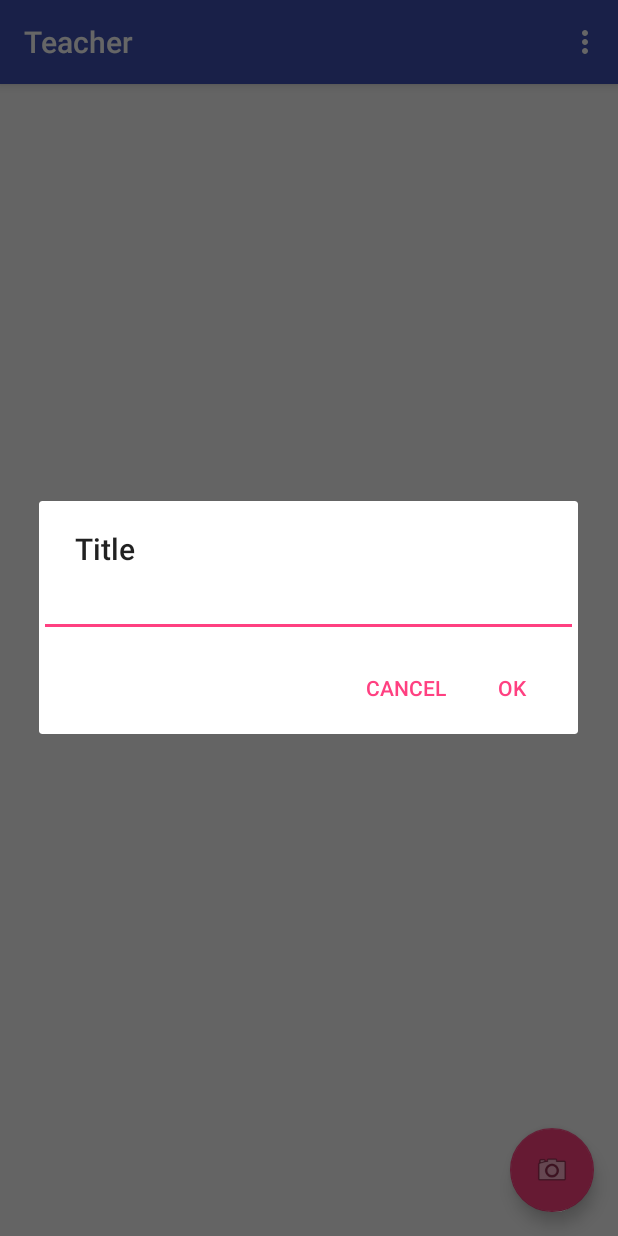
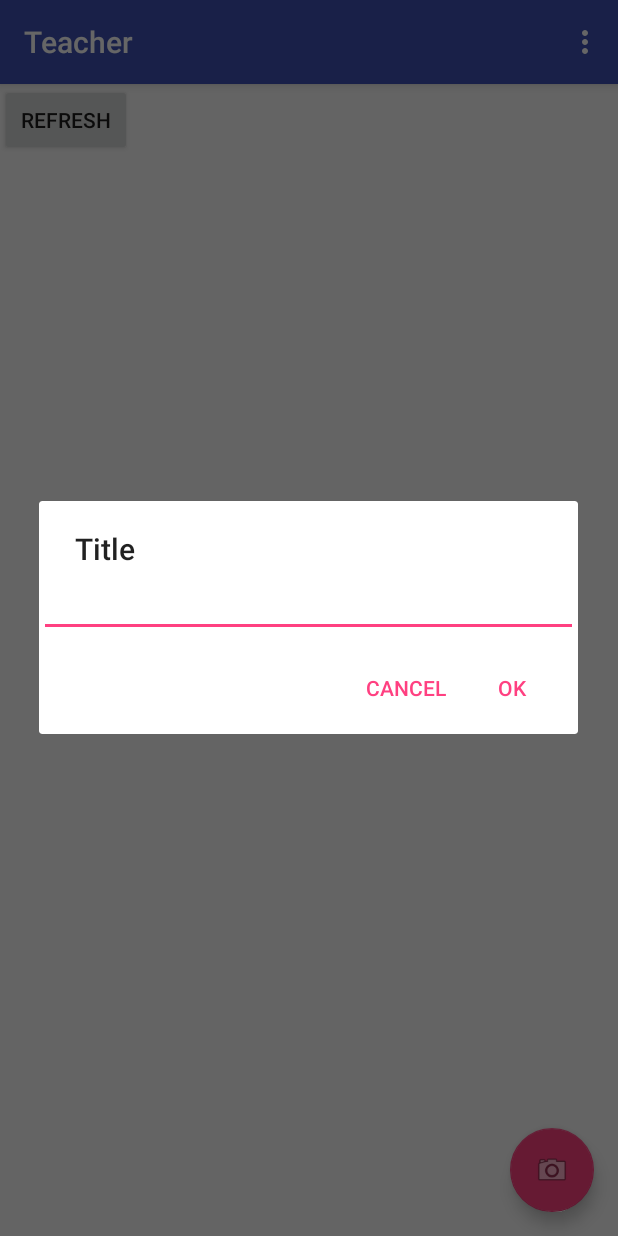
Before and after one commit to olabknbit/Teacher, an Android app: the screen it shows after launch (MainActivity), after a tap on an icon or button, on a phone screen of 412 x 824 dp. Run offline under Robolectric (Android 15) with nearby library versions, the phone set to English and light mode, and no system bars.

Commit message:
refresh working

```diff
--- a/app/src/main/java/com/hack/teach/teacher/FileUploader.java
+++ b/app/src/main/java/com/hack/teach/teacher/FileUploader.java
@@ -72,8 +72,10 @@ public class FileUploader {
                     Log.d("uploader", response.getEntity().toString());
                     HttpEntity httpEntity = response.getEntity();
                     inputStreamToMP3(httpEntity.getContent(), FileManager.getName(inputFile));
+                    Log.d("uploader", "deleting jpgs");
                     FileManager.deletePhotoFromMemory(context, file.getAbsolutePath());
                     FileManager.deletePhotoFromMemory(context, inputFile.getAbsolutePath());
+                    Log.d("uploader", "updating fragment");
                     ((MainActivity) context).updateFragment();
                 } catch (IOException e) {
                     e.printStackTrace();
--- a/app/src/main/java/com/hack/teach/teacher/ListActivityFragment.java
+++ b/app/src/main/java/com/hack/teach/teacher/ListActivityFragment.java
@@ -2,11 +2,13 @@ package com.hack.teach.teacher;
 
 import android.app.ListFragment;
 import android.os.Bundle;
+import android.util.Log;
 import android.view.LayoutInflater;
 import android.view.View;
 import android.view.ViewGroup;
 import android.widget.AdapterView;
 import android.widget.ArrayAdapter;
+import android.widget.Button;
 
 import java.io.File;
 import java.util.ArrayList;
@@ -15,16 +17,17 @@ import java.util.ArrayList;
  * A placeholder fragment containing a simple view.
  */
 public class ListActivityFragment extends ListFragment implements AdapterView.OnItemClickListener {
-    ArrayList<String> filenames;
+    ArrayList<String> filenames = new ArrayList<>();
     ArrayAdapter<String> adapter;
 
     @Override
     public View onCreateView(LayoutInflater inflater, ViewGroup container, Bundle savedInstanceState) {
-        return inflater.inflate(R.layout.fragment_list, container, false);
+        View view = inflater.inflate(R.layout.fragment_list, container, false);
+
+        return view;
     }
 
     private ArrayList<String> fetchFiles() {
-        filenames = new ArrayList<>();
         String path = FileManager.getMP3sDirPath(this.getActivity());
 
         File directory = new File(path);
@@ -37,7 +40,7 @@ public class ListActivityFragment extends ListFragment implements AdapterView.On
         return filenames;
     }
 
-    private void uploadFiles(){
+    private void uploadFiles() {
         String path = FileManager.getPicturesDirPath(this.getActivity());
 
         File directory = new File(path);
@@ -52,9 +55,22 @@ public class ListActivityFragment extends ListFragment implements AdapterView.On
     @Override
     public void onActivityCreated(Bundle savedInstanceState) {
         super.onActivityCreated(savedInstanceState);
-        adapter = new ArrayAdapter<>(getActivity(), android.R.layout.simple_list_item_1, fetchFiles());
-        setListAdapter(adapter);
+        filenames = fetchFiles();
+        adapter = new ArrayAdapter<>(getActivity(), android.R.layout.simple_list_item_1, filenames);
+        //setListAdapter(adapter);
+        getListView().setAdapter(adapter);
         getListView().setOnItemClickListener(this);
+
+        Button refreshButton = getActivity().findViewById(R.id.button_refresh);
+        refreshButton.setOnClickListener(new View.OnClickListener() {
+            @Override
+            public void onClick(View view) {
+                Log.d("adapter", "notifying dataset changed");
+                adapter.clear();
+                fetchFiles();
+                adapter.notifyDataSetChanged();
+            }
+        });
 
 //        uploadFiles();
     }
--- a/app/src/main/java/com/hack/teach/teacher/MainActivity.java
+++ b/app/src/main/java/com/hack/teach/teacher/MainActivity.java
@@ -97,7 +97,7 @@ public class MainActivity extends AppCompatActivity {
     }
 
     public void updateFragment() {
-//        TODO olab implement somehowwww
+
     }
 
     static final int REQUEST_TAKE_PHOTO = 1;
--- a/app/src/main/res/layout/fragment_list.xml
+++ b/app/src/main/res/layout/fragment_list.xml
@@ -11,6 +11,12 @@
         android:layout_height="wrap_content" >
     </ListView>
 
+    <Button
+        android:id="@+id/button_refresh"
+        android:layout_width="wrap_content"
+        android:layout_height="wrap_content"
+        android:text="Refresh" />
+
     <TextView
         android:id="@android:id/empty"
         android:layout_width="match_parent"
```
